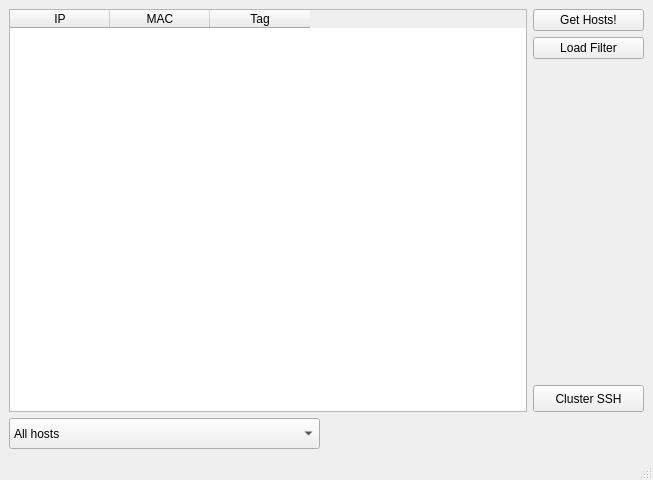
Old version of the form mainwindow.ui in the repository pnegre/labadmin.
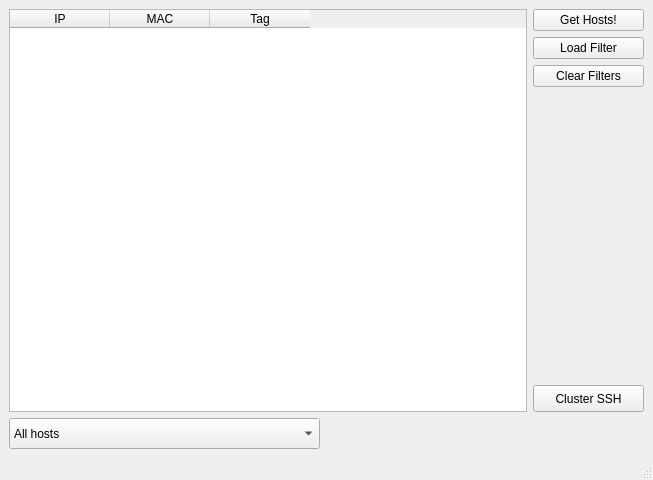
New version of the form.

Commit message: Afegit botó per 'descarregar' filtres

Diff of the .ui file:
```diff
--- a/mainwindow.ui
+++ b/mainwindow.ui
@@ -59,6 +59,13 @@
           </property>
          </widget>
         </item>
+        <item>
+         <widget class="QPushButton" name="buttonClearFilters" >
+          <property name="text" >
+           <string>Clear Filters</string>
+          </property>
+         </widget>
+        </item>
         <item>
          <spacer name="verticalSpacer" >
           <property name="orientation" >
@@ -66,8 +73,8 @@
           </property>
           <property name="sizeHint" stdset="0" >
            <size>
-            <width>72</width>
-            <height>98</height>
+            <width>69</width>
+            <height>188</height>
            </size>
           </property>
          </spacer>
```
The commit also changes 1 other file.
